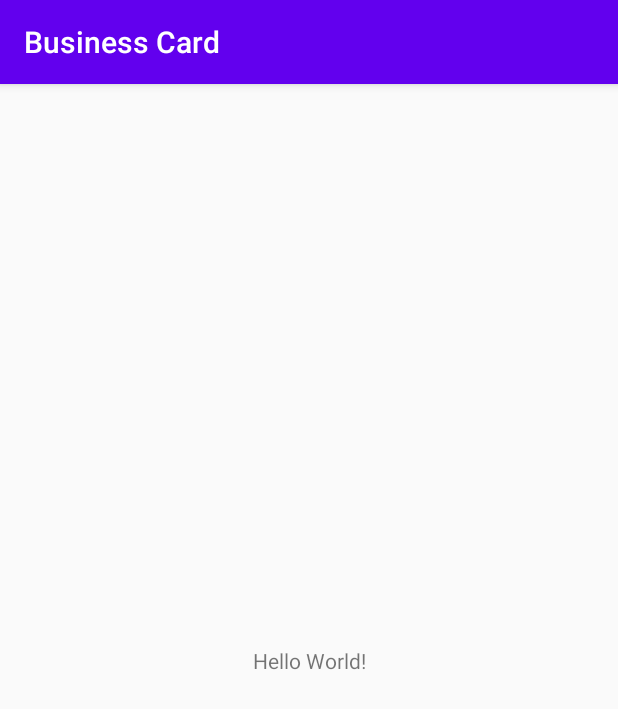
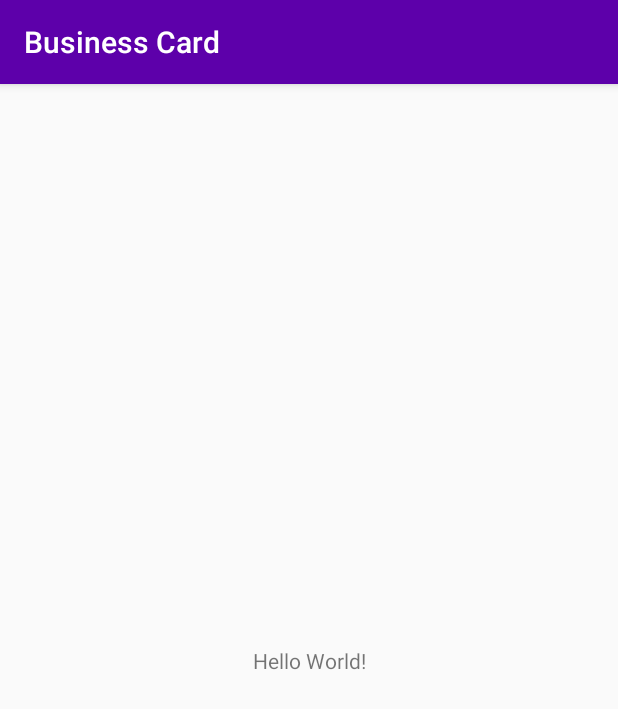
Before and after one commit to john-minney-iii/RW-BootCamp, an Android app: the screen it shows after launch (MainActivity), on a phone screen of 412 x 824 dp. Shown: the top 709 px of the screen. Run offline under Robolectric (Android 15) with nearby library versions, the phone set to English and light mode, and no system bars.

Commit message:
Added Values in String/Color/Dimens

```diff
--- a/Week-3/BusinessCard/app/src/main/res/values/colors.xml
+++ b/Week-3/BusinessCard/app/src/main/res/values/colors.xml
@@ -1,6 +1,9 @@
 <?xml version="1.0" encoding="utf-8"?>
 <resources>
-    <color name="colorPrimary">#6200EE</color>
-    <color name="colorPrimaryDark">#3700B3</color>
-    <color name="colorAccent">#03DAC5</color>
+    <color name="colorPrimary">#5d00aa</color>
+    <color name="colorPrimaryDark">#24007a</color>
+    <color name="colorPrimaryLight">#913fdd</color>
+    <color name="colorAccent">#787376</color>
+    <color name="colorAccentDark">#4c484a</color>
+    <color name="colorAccentLight">#a7a2a5</color>
 </resources>
```
Also changed, not shown: Week-3/BusinessCard/app/src/main/res/values/dimens.xml (added, +12 -0 lines), Week-3/BusinessCard/app/src/main/res/values/strings.xml (+11 -0 lines).
